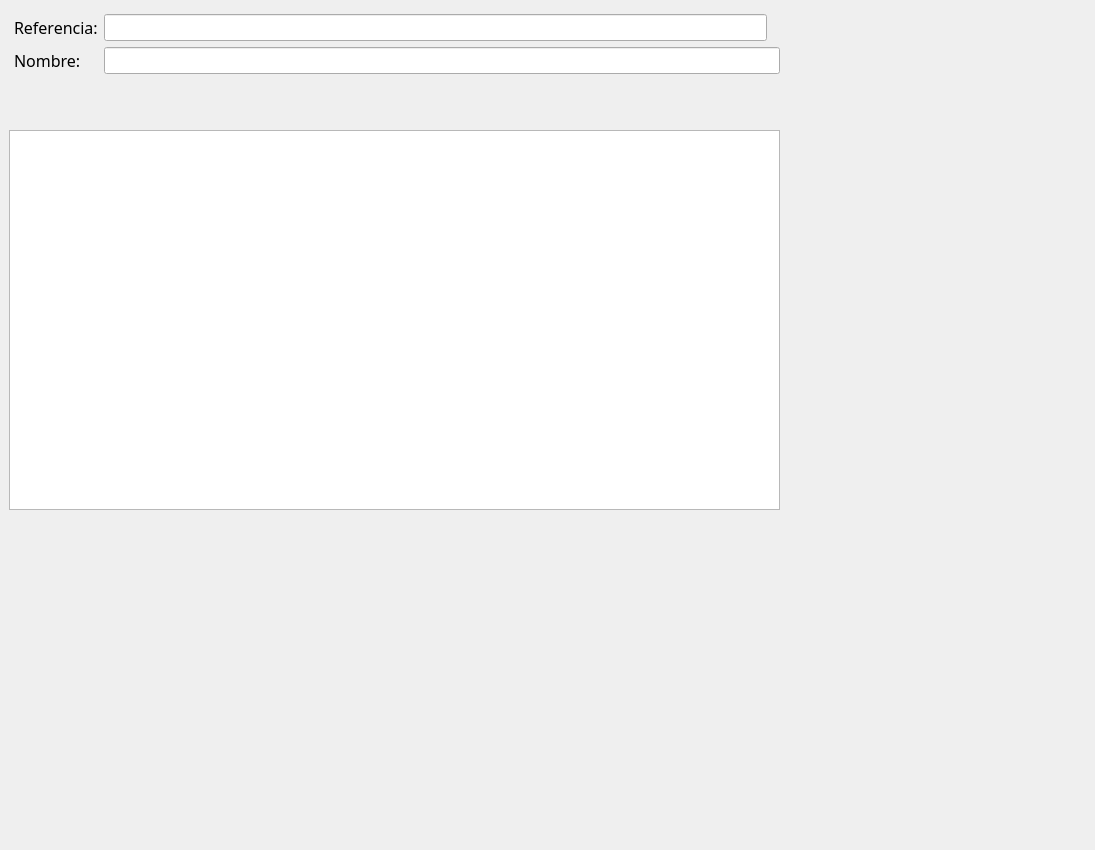
This is Interfaz/Diseño/Personas/wdClientes.ui in jorgecvzc/vrGes as Qt 5 draws it before an edit. The edited form follows.
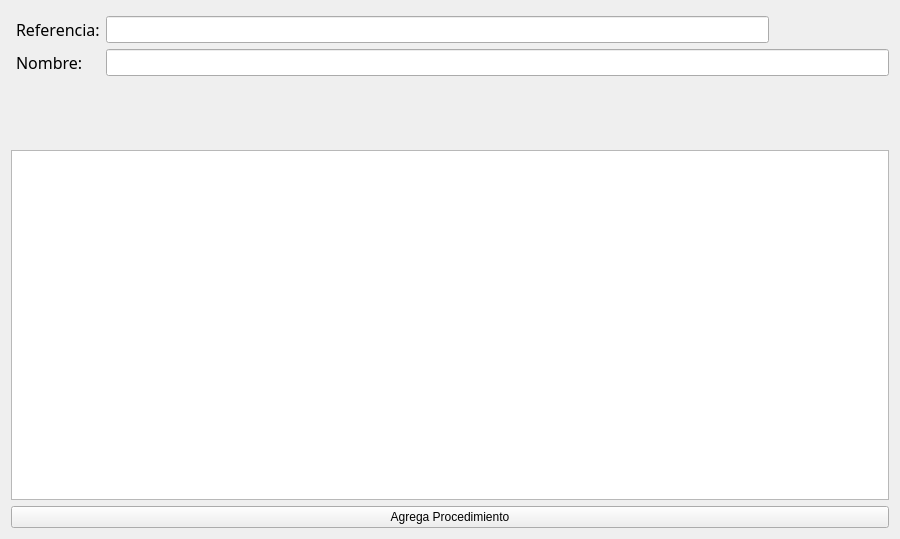
This is the edited form. Custom widgets are drawn as their Qt base class.

Diff of the .ui file:
```diff
--- a/Interfaz/Diseño/Personas/wdClientes.ui
+++ b/Interfaz/Diseño/Personas/wdClientes.ui
@@ -6,23 +6,19 @@
    <rect>
     <x>0</x>
     <y>0</y>
-    <width>1095</width>
-    <height>850</height>
+    <width>900</width>
+    <height>539</height>
    </rect>
   </property>
   <property name="windowTitle">
    <string>Form</string>
   </property>
-  <widget class="QWidget" name="verticalLayoutWidget">
-   <property name="geometry">
-    <rect>
-     <x>9</x>
-     <y>9</y>
-     <width>771</width>
-     <height>501</height>
-    </rect>
-   </property>
+  <layout class="QGridLayout" name="gridLayout">
+   <item row="0" column="0">
    <layout class="QVBoxLayout" name="verticalLayout">
+     <property name="sizeConstraint">
+      <enum>QLayout::SetMinimumSize</enum>
+     </property>
     <item>
      <layout class="QFormLayout" name="formLayout">
       <property name="sizeConstraint">
@@ -106,13 +102,34 @@
     </item>
     <item>
      <layout class="QVBoxLayout" name="verticalLayout_2">
+       <property name="sizeConstraint">
+        <enum>QLayout::SetDefaultConstraint</enum>
+       </property>
       <item>
-       <widget class="ifListaExtVista" name="lvProcedimientos"/>
-      </item>
+        <widget class="ifLista" name="lwProcedimientos">
+         <property name="maximumSize">
+          <size>
+           <width>16777215</width>
+           <height>350</height>
+          </size>
+         </property>
+        </widget>
+       </item>
+       <item>
+        <widget class="QPushButton" name="pbAgregaProc">
+         <property name="layoutDirection">
+          <enum>Qt::LeftToRight</enum>
+         </property>
+         <property name="text">
+          <string>Agrega Procedimiento</string>
+         </property>
+        </widget>
+       </item>
      </layout>
     </item>
    </layout>
-  </widget>
+   </item>
+  </layout>
  </widget>
  <customwidgets>
   <customwidget>
@@ -121,8 +138,8 @@
    <header>Interfaz/ifCampos.h</header>
   </customwidget>
   <customwidget>
-   <class>ifListaExtVista</class>
-   <extends>QListView</extends>
+   <class>ifLista</class>
+   <extends>QListWidget</extends>
    <header>Interfaz/ifCampos.h</header>
   </customwidget>
  </customwidgets>
```
Left out of the diff: 4 changed lines with no effect on the pictures. Lines whose indentation alone changed are shown as unchanged.
